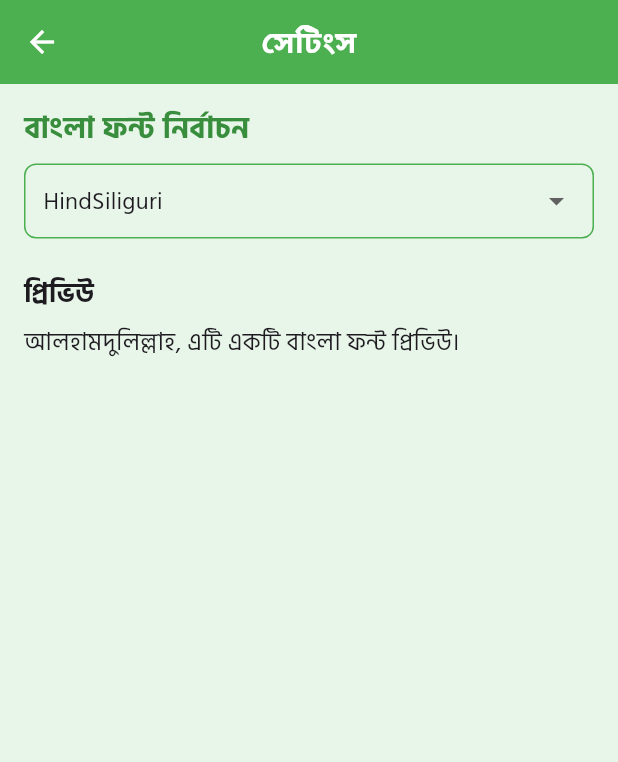
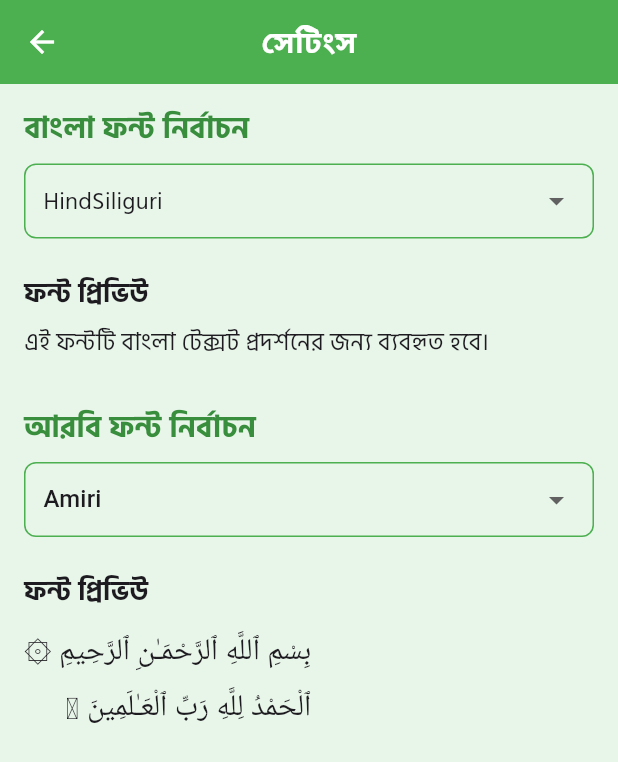
Before and after one commit to mdsiamulislam/IOM-Daily-Azkar, a Flutter app: the screen it shows after launch, in the side drawer, after a tap on "সেটিংস", on a phone screen of 412 x 824 dp. Shown: the top 762 px of the screen. Run offline on Flutter 3.47's test engine with Material 3 defaults, Android fonts, the phone set to English and light mode, and no system bars; our stand-ins replace adhan, flutter_markdown, get, package_info_plus, share_plus, shared_preferences and 1 more; network calls fail; Roboto replaces fonts that are missing (Amiri).

Commit message:
feat: add credits dialog and enhance font selection with Arabic support

```diff
--- a/lib/core/theme/app_text_styles.dart
+++ b/lib/core/theme/app_text_styles.dart
@@ -4,8 +4,8 @@ import 'package:get/get.dart';
 
 
 class FontController extends GetxController {
-  // Observable font family
-  var fontFamily = 'HindSiliguri'.obs;
+  final RxString fontFamily = 'HindSiliguri'.obs;
+  final RxString arabicFontFamily = 'Amiri'.obs;
 
   @override
   void onInit() {
@@ -14,15 +14,22 @@ class FontController extends GetxController {
   }
 
   Future<void> loadFont() async {
-    print('Loading font preference...');
     final prefs = await SharedPreferences.getInstance();
     fontFamily.value = prefs.getString('banglaFont') ?? 'HindSiliguri';
+    arabicFontFamily.value = prefs.getString('arabicFont') ?? 'Amiri';
   }
 
-  Future<void> updateFont(String newFont) async {
+  Future<void> updateFont({
+    required String banglaFont,
+    required String arabicFont,
+  }) async {
     final prefs = await SharedPreferences.getInstance();
-    await prefs.setString('banglaFont', newFont);
-    fontFamily.value = newFont;
+
+    await prefs.setString('banglaFont', banglaFont);
+    await prefs.setString('arabicFont', arabicFont);
+
+    fontFamily.value = banglaFont;
+    arabicFontFamily.value = arabicFont;
   }
 }
 
--- a/lib/features/settings/presentation/screens/settings_page.dart
+++ b/lib/features/settings/presentation/screens/settings_page.dart
@@ -1,7 +1,7 @@
 import 'package:flutter/material.dart';
 import 'package:get/get.dart';
 
-import '../../../../../core/theme/app_text_styles.dart';
+import '../../../../core/theme/app_text_styles.dart';
 
 class SettingsPage extends StatefulWidget {
   const SettingsPage({super.key});
@@ -17,11 +17,30 @@ class _SettingsPageState extends State<SettingsPage> {
     'HindSiliguri',
     'Ador-Noirrit',
     'NotoSerifBengali',
-    'Default'
+    'Default',
   ];
 
-  Future<void> _saveFont(String font) async {
-    await fontController.updateFont(font);
+  final List<String> arabicFonts = [
+    'Amiri',
+    'Scheherazade_New',
+    'Uthmanic',
+    'IndoPak',
+    'Default',
+  ];
+
+  /// Default হলে null return করবে
+  String? _resolveFont(String font) {
+    return font == 'Default' ? null : font;
+  }
+
+  Future<void> _saveFont({
+    required String banglaFont,
+    required String arabicFont,
+  }) async {
+    await fontController.updateFont(
+      banglaFont: banglaFont,
+      arabicFont: arabicFont,
+    );
 
     Get.snackbar(
       'সফল',
@@ -29,10 +48,6 @@ class _SettingsPageState extends State<SettingsPage> {
       snackPosition: SnackPosition.BOTTOM,
       backgroundColor: Colors.green,
       colorText: Colors.white,
-      messageText: Text(
-        'ফন্ট পরিবর্তন করা হয়েছে',
-        style: TextStyle(fontFamily: font, color: Colors.white),
-      ),
     );
   }
 
@@ -40,21 +55,77 @@ class _SettingsPageState extends State<SettingsPage> {
   Widget build(BuildContext context) {
     return Scaffold(
       appBar: AppBar(
+        title: const Text('সেটিংস'),
+        centerTitle: true,
         backgroundColor: Colors.green,
         foregroundColor: Colors.white,
-        title: const Text('সেটিংস'),
-        centerTitle: true,
       ),
-      body: Padding(
+      body: SingleChildScrollView(
         padding: const EdgeInsets.all(16),
         child: Column(
           crossAxisAlignment: CrossAxisAlignment.start,
           children: [
             _sectionTitle('বাংলা ফন্ট নির্বাচন'),
-
             const SizedBox(height: 8),
 
-            Obx(() => Container(
+            Obx(() => _fontDropdown(
+              fonts: banglaFonts,
+              selectedFont: fontController.fontFamily.value,
+              onChanged: (value) {
+                _saveFont(
+                  banglaFont: value,
+                  arabicFont: fontController.arabicFontFamily.value,
+                );
+              },
+            )),
+
+            const SizedBox(height: 24),
+
+            Obx(() => _fontPreview(
+              title: 'ফন্ট প্রিভিউ',
+              text: 'এই ফন্টটি বাংলা টেক্সট প্রদর্শনের জন্য ব্যবহৃত হবে।',
+              font: fontController.fontFamily.value,
+            )),
+
+            const SizedBox(height: 32),
+
+            _sectionTitle('আরবি ফন্ট নির্বাচন'),
+            const SizedBox(height: 8),
+
+            Obx(() => _fontDropdown(
+              fonts: arabicFonts,
+              selectedFont: fontController.arabicFontFamily.value,
+              onChanged: (value) {
+                _saveFont(
+                  banglaFont: fontController.fontFamily.value,
+                  arabicFont: value,
+                );
+              },
+            )),
+
+            const SizedBox(height: 24),
+
+            Obx(() => _fontPreview(
+              title: 'ফন্ট প্রিভিউ',
+              text: '''
+                بِسْمِ ٱللَّهِ ٱلرَّحْمَـٰنِ ٱلرَّحِيمِ ۞
+                ٱلْحَمْدُ لِلَّهِ رَبِّ ٱلْعَـٰلَمِينَ ۝
+                ''',
+              font: fontController.arabicFontFamily.value,
+              isArabic: true,
+            )),
+          ],
+        ),
+      ),
+    );
+  }
+
+  Widget _fontDropdown({
+    required List<String> fonts,
+    required String selectedFont,
+    required Function(String) onChanged,
+  }) {
+    return Container(
       padding: const EdgeInsets.symmetric(horizontal: 12),
       decoration: BoxDecoration(
         border: Border.all(color: Colors.green),
@@ -63,53 +134,55 @@ class _SettingsPageState extends State<SettingsPage> {
       child: DropdownButtonHideUnderline(
         child: DropdownButton<String>(
           isExpanded: true,
-                  value: fontController.fontFamily.value,
-                  hint: const Text('ফন্ট নির্বাচন করুন'),
-                  items: banglaFonts.map((font) {
-                    return DropdownMenuItem<String>(
+          value: fonts.contains(selectedFont) ? selectedFont : null,
+          items: fonts.map((font) {
+            return DropdownMenuItem(
               value: font,
               child: Text(
                 font,
-                        style: TextStyle(fontFamily: font),
+                style: TextStyle(fontFamily: _resolveFont(font)),
               ),
             );
           }).toList(),
           onChanged: (value) {
-                    if (value == null) return;
-                    _saveFont(value);
+            if (value != null) onChanged(value);
           },
         ),
       ),
-            )),
+    );
+  }
 
-            const SizedBox(height: 24),
-
-            /// Preview
-            Obx(() => Column(
+  Widget _fontPreview({
+    required String title,
+    required String text,
+    required String font,
+    bool isArabic = false,
+  }) {
+    return Column(
       crossAxisAlignment: CrossAxisAlignment.start,
       children: [
-                const Text(
-                  'প্রিভিউ',
-                  style: TextStyle(
+        Text(
+          title,
+          style: const TextStyle(
             fontSize: 18,
             fontWeight: FontWeight.bold,
           ),
         ),
         const SizedBox(height: 8),
         Text(
-                  'আলহামদুলিল্লাহ, এটি একটি বাংলা ফন্ট প্রিভিউ।',
+          text,
+          textDirection: isArabic ? TextDirection.rtl : TextDirection.ltr,
+          textAlign: isArabic ? TextAlign.right : TextAlign.left,
           style: TextStyle(
-                    fontSize: 16,
-                    fontFamily: fontController.fontFamily.value,
+            fontSize: isArabic ? 20 : 16,
+            height: isArabic ? 1.8 : 1.4,
+            fontFamily: _resolveFont(font),
           ),
         ),
       ],
-            )),
-          ],
-        ),
-      ),
     );
   }
+
 
   Widget _sectionTitle(String title) {
     return Text(
```
Also changed, not shown: lib/features/about/presentation/screens/about_app_screen.dart (+55 -2 lines), lib/features/dua/presentation/screens/dua_detail_screen.dart (+7 -1 lines), pubspec.yaml (+28 -0 lines), 46 other files. Lines whose indentation alone changed are shown as unchanged.
